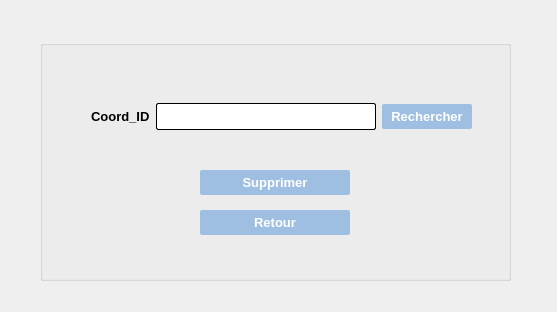
The window that deletecoord.ui (aminabkl/Departement_Management) describes before a commit, drawn with Qt 5.
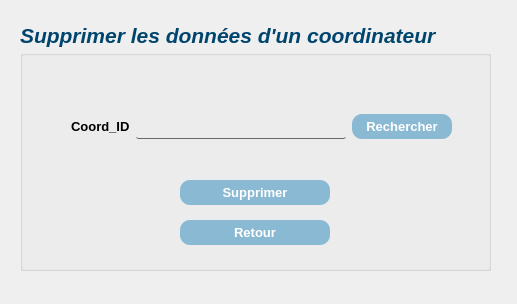
The same window after the commit.

What changed in the file:
```diff
--- a/deletecoord.ui
+++ b/deletecoord.ui
@@ -6,8 +6,8 @@
    <rect>
     <x>0</x>
     <y>0</y>
-    <width>557</width>
-    <height>312</height>
+    <width>517</width>
+    <height>304</height>
    </rect>
   </property>
   <property name="windowTitle">
@@ -16,12 +16,18 @@
   <widget class="QGroupBox" name="groupBox">
    <property name="geometry">
     <rect>
-     <x>40</x>
-     <y>40</y>
+     <x>20</x>
+     <y>50</y>
      <width>471</width>
-     <height>241</height>
+     <height>221</height>
     </rect>
    </property>
+   <property name="font">
+    <font>
+     <pointsize>16</pointsize>
+     <italic>true</italic>
+    </font>
+   </property>
    <property name="title">
     <string/>
    </property>
@@ -37,16 +43,18 @@
     <property name="font">
      <font>
       <pointsize>-1</pointsize>
+      <italic>false</italic>
       <bold>true</bold>
      </font>
     </property>
     <property name="styleSheet">
      <string notr="true">QPushButton{
-color: #ffffff;
-border-radius:2px;
-background-color: rgb(159, 191, 226);
+color: #ffffff; 
+background-color: #8AB9D3;
 height: 25px;
 font-size:13px;
+border-radius:10px;
+width:100px;
 }
 QPushButton:hover:!pressed
 {
@@ -73,16 +81,18 @@
     <property name="font">
      <font>
       <pointsize>-1</pointsize>
+      <italic>false</italic>
       <bold>true</bold>
      </font>
     </property>
     <property name="styleSheet">
      <string notr="true">QPushButton{
-color: #ffffff;
-border-radius:2px;
-background-color: rgb(159, 191, 226);
+color: #ffffff; 
+background-color: #8AB9D3;
 height: 25px;
 font-size:13px;
+border-radius:10px;
+width:100px;
 }
 QPushButton:hover:!pressed
 {
@@ -126,6 +136,7 @@
        <property name="font">
         <font>
          <pointsize>10</pointsize>
+         <italic>false</italic>
         </font>
        </property>
        <property name="styleSheet">
@@ -133,6 +144,10 @@
 	background-color: rgb(255, 255, 255);
 	 border: 1px  solid;
      border-radius: 2px;
+background:transparent;
+border-top: 10px solid rrgb(255, 255, 255);
+border:none;
+border-bottom: 1px solid rgb(103, 103, 103);
 height:25px;
 }</string>
        </property>
@@ -143,17 +158,18 @@
        <property name="font">
         <font>
          <pointsize>-1</pointsize>
+         <italic>false</italic>
          <bold>true</bold>
         </font>
        </property>
        <property name="styleSheet">
         <string notr="true">QPushButton{
-color: #ffffff;
-border-radius:2px;
-background-color: rgb(159, 191, 226);
+color: #ffffff; 
+background-color: #8AB9D3;
 height: 25px;
-width:90px;
 font-size:13px;
+border-radius:10px;
+width:100px;
 }
 QPushButton:hover:!pressed
 {
@@ -172,6 +188,29 @@
     </layout>
    </widget>
   </widget>
+  <widget class="QLabel" name="label_5">
+   <property name="geometry">
+    <rect>
+     <x>20</x>
+     <y>10</y>
+     <width>421</width>
+     <height>51</height>
+    </rect>
+   </property>
+   <property name="font">
+    <font>
+     <pointsize>16</pointsize>
+     <italic>true</italic>
+     <bold>true</bold>
+    </font>
+   </property>
+   <property name="styleSheet">
+    <string notr="true">color:#00456D ; </string>
+   </property>
+   <property name="text">
+    <string>Supprimer les données d'un coordinateur</string>
+   </property>
+  </widget>
  </widget>
  <resources/>
  <connections/>
```
Left out of the diff: 9 changed lines with no effect on the pictures.
